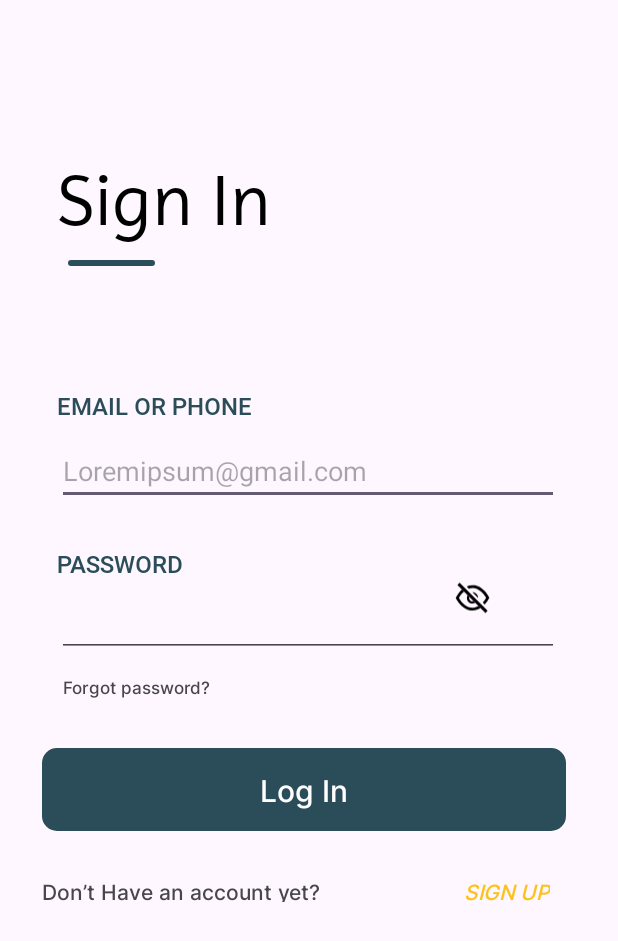
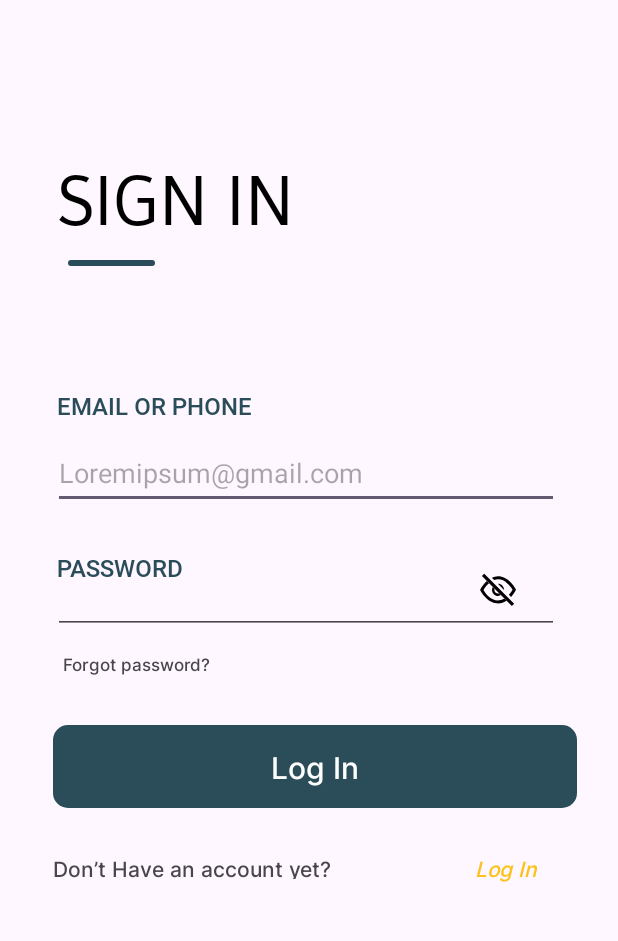
Before and after one commit to HuyHamHoc/CarRentalMVVM, an Android app: the screen it shows after launch (SignInActivity), after a tap on "Get Started", on a phone screen of 412 x 824 dp. Shown: the top 941 px of the screen. Run offline under Robolectric (Android 15) with nearby library versions, the phone set to English and light mode, and no system bars.

Commit message:
done splash screen

```diff
--- a/app/build.gradle.kts
+++ b/app/build.gradle.kts
@@ -41,7 +41,6 @@ android {
 
 dependencies {
 
-    implementation("androidx.core:core-splashscreen:1.0.1")
     implementation("androidx.core:core-ktx:1.12.0")
     implementation("androidx.appcompat:appcompat:1.6.1")
     implementation("com.google.android.material:material:1.11.0")
--- a/app/src/main/java/com/carrentalapp/mvvm/activity/SignUpActivity.kt
+++ b/app/src/main/java/com/carrentalapp/mvvm/activity/SignUpActivity.kt
@@ -61,8 +61,6 @@ class SignUpActivity : AppCompatActivity() {
                     binding.edtUsername.error = "Chỉ có thể chứa chữ cái và số"
                 } else if (userInput.length !in 8..20) {
                     binding.edtUsername.error = "Phải dài 8-20 ký tự"
-//                }else if (!android.util.Patterns.EMAIL_ADDRESS.matcher(userInput).matches()) {
-//                    binding.edtUsername.error = "Email không hợp lệ"
                 } else {
                     binding.edtUsername.error = null // Clear error if username is valid
                 }
@@ -96,19 +94,15 @@ class SignUpActivity : AppCompatActivity() {
 
 
         binding.imageViewEye.setOnClickListener {
-            // Toggle password visibility
             val editTextPassword = binding.edtPassword
             val inputType = editTextPassword.inputType
 
-            // If the current input type is textPassword, change it to text to show the password
-            // Otherwise, change it back to textPassword to hide the password
             editTextPassword.inputType = if (inputType == InputType.TYPE_TEXT_VARIATION_PASSWORD) {
                 InputType.TYPE_CLASS_TEXT or InputType.TYPE_TEXT_VARIATION_PASSWORD
             } else {
                 InputType.TYPE_TEXT_VARIATION_PASSWORD
             }
 
-            // Move the cursor to the end of the text
             editTextPassword.setSelection(editTextPassword.text.length)
         }
     }
--- a/app/src/main/java/com/carrentalapp/mvvm/activity/SplashActivity.kt
+++ b/app/src/main/java/com/carrentalapp/mvvm/activity/SplashActivity.kt
@@ -1,24 +1,18 @@
 package com.carrentalapp.mvvm.activity
 
 import android.content.Intent
-import androidx.appcompat.app.AppCompatActivity
 import android.os.Bundle
 import android.os.Handler
-import android.view.View
-import android.view.Window
 import android.view.WindowManager
 import android.view.animation.AnimationUtils
-import androidx.core.splashscreen.SplashScreen.Companion.installSplashScreen
+import androidx.appcompat.app.AppCompatActivity
 import com.carrentalapp.mvvm.R
 import com.carrentalapp.mvvm.databinding.ActivitySplashBinding
-import com.carrentalapp.mvvm.databinding.ActivitySplashSecondBinding
 
 class SplashActivity : AppCompatActivity() {
     private lateinit var binding: ActivitySplashBinding
     override fun onCreate(savedInstanceState: Bundle?) {
         super.onCreate(savedInstanceState)
-//        window.decorView.systemUiVisibility = View.SYSTEM_UI_FLAG_FULLSCREEN
-//        supportActionBar?.hide()
         binding = ActivitySplashBinding.inflate(layoutInflater)
         setContentView(binding.root)
 
@@ -28,9 +22,6 @@ class SplashActivity : AppCompatActivity() {
             WindowManager.LayoutParams.FLAG_FULLSCREEN,
         )
 
-        val sideAnimation = AnimationUtils.loadAnimation(this,R.anim.slide)
-        binding.imgView.startAnimation(sideAnimation)
-
         Handler().postDelayed({
             startActivity(Intent(this,SplashSecondActivity::class.java))
             finish()
--- /dev/null
+++ b/app/src/main/java/com/carrentalapp/mvvm/utils/Constants.kt
@@ -0,0 +1,4 @@
+package com.carrentalapp.mvvm.utils
+
+object Constants {
+}
--- a/app/src/main/res/anim/slide.xml
+++ /dev/null
@@ -1,13 +0,0 @@
-<?xml version="1.0" encoding="utf-8"?>
-<set xmlns:android="http://schemas.android.com/apk/res/android">
-    <translate
-        android:duration="1500"
-        android:fromYDelta="100%"
-        android:toYDelta="0%"
-        android:interpolator="@android:anim/decelerate_interpolator" /> <!-- Sử dụng decelerate_interpolator để tạo hiệu ứng chuyển động chậm dần -->
-
-    <alpha
-        android:duration="1500"
-        android:fromAlpha="0.1"
-        android:toAlpha="1.0" />
-</set>
--- a/app/src/main/res/layout/activity_sign_in.xml
+++ b/app/src/main/res/layout/activity_sign_in.xml
@@ -23,7 +23,7 @@
                 android:layout_marginTop="102dp"
                 android:layout_marginEnd="181dp"
                 android:fontFamily="@font/imprima_regular"
-                android:text="Sign In"
+                android:text="@string/sign_in"
                 android:textColor="@color/black"
                 android:textSize="48sp" />
 
@@ -45,7 +45,7 @@
                     android:layout_marginStart="38dp"
                     android:layout_marginTop="82dp"
                     android:fontFamily="@font/roboto_medium"
-                    android:text="EMAIL OR PHONE"
+                    android:text="@string/email_or_phone"
                     android:textColor="@color/dark_teal"
                     android:textSize="16sp" />
 
@@ -54,10 +54,11 @@
                     android:layout_width="match_parent"
                     android:layout_height="wrap_content"
                     android:layout_below="@+id/tvUsername"
-                    android:layout_marginStart="38dp"
+                    android:layout_marginStart="35dp"
                     android:layout_marginTop="10dp"
                     android:layout_marginEnd="39dp"
-                    android:hint="Loremipsum@gmail.com" />
+                    android:hint="@string/loremipsum_gmail_com"
+                    android:minHeight="48dp" />
 
 
                 <TextView
@@ -68,46 +69,50 @@
                     android:layout_marginStart="38dp"
                     android:layout_marginTop="28dp"
                     android:fontFamily="@font/roboto_medium"
-                    android:text="PASSWORD"
+                    android:text="@string/password"
                     android:textColor="@color/dark_teal"
                     android:textSize="16sp" />
+
+                <FrameLayout
+                    android:layout_width="match_parent"
+                    android:layout_height="wrap_content"
+                    android:layout_marginTop="200dp">
 
                     <EditText
                         android:id="@+id/edtPassword"
                         android:layout_width="match_parent"
                         android:layout_height="wrap_content"
-                    android:layout_below="@+id/tvPassword"
-                    android:layout_marginStart="38dp"
-                    android:layout_marginTop="10dp"
+                        android:layout_marginStart="35dp"
                         android:layout_marginEnd="39dp"
                         android:inputType="textPassword"
-                    android:paddingEnd="20dp" />
+                        tools:ignore="TouchTargetSizeCheck" />
 
                     <ImageView
                         android:id="@+id/imageViewEye"
-                    android:layout_width="30dp"
+                        android:layout_width="wrap_content"
                         android:layout_height="32dp"
-                    android:layout_below="@+id/tvPassword"
                         android:layout_marginStart="300dp"
                         android:src="@drawable/ic_eye" />
+                </FrameLayout>
+
+
+            </RelativeLayout>
 
             <TextView
                 android:layout_width="match_parent"
                 android:layout_height="match_parent"
-                    android:layout_below="@+id/edtPassword"
                 android:layout_marginStart="42dp"
                 android:layout_marginTop="12dp"
                 android:fontFamily="@font/inter_medium"
-                    android:text="Forgot password?"
+                android:text="@string/forgot_password"
                 android:textSize="11sp" />
-            </RelativeLayout>
 
 
             <TextView
                 android:id="@+id/btnLogin"
                 android:layout_width="349dp"
                 android:layout_height="55dp"
-                android:layout_marginStart="28dp"
+                android:layout_marginStart="35dp"
                 android:layout_marginTop="32dp"
                 android:background="@drawable/bg_dark_teal_button"
                 android:fontFamily="@font/inter_medium"
@@ -119,7 +124,6 @@
                 android:textSize="20sp" />
 
 
-
             <LinearLayout
                 android:layout_width="match_parent"
                 android:layout_height="match_parent"
@@ -129,9 +133,9 @@
                 <TextView
                     android:layout_width="201dp"
                     android:layout_height="17dp"
-                    android:layout_marginStart="28dp"
+                    android:layout_marginStart="35dp"
                     android:fontFamily="@font/inter_medium"
-                    android:text="Don’t Have an account yet?" />
+                    android:text="@string/don_t_have_an_account_yet" />
 
                 <TextView
                     android:id="@+id/txtSignup"
@@ -139,7 +143,7 @@
                     android:layout_height="20dp"
                     android:layout_marginStart="80dp"
                     android:fontFamily="@font/inter_medium"
-                    android:text="SIGN UP"
+                    android:text="@string/log_in"
                     android:textColor="@color/golden_rod"
                     android:textStyle="italic" />
             </LinearLayout>
--- a/app/src/main/res/layout/activity_splash.xml
+++ b/app/src/main/res/layout/activity_splash.xml
@@ -11,8 +11,6 @@
         android:layout_width="match_parent"
         android:layout_height="match_parent"
         android:scaleType="centerCrop"
-        android:src="@drawable/bgsplash"
-        tools:layout_editor_absoluteX="-74dp"
-        tools:layout_editor_absoluteY="-147dp" />
+        android:src="@drawable/bgsplash"/>
 
 </androidx.constraintlayout.widget.ConstraintLayout>
--- a/app/src/main/res/values/strings.xml
+++ b/app/src/main/res/values/strings.xml
@@ -1,7 +1,14 @@
 <resources>
     <string name="app_name">CarRentalMVVM</string>
     <string name="log_in">Log In</string>
-    <string name="continue_with_google">Continue With Google</string>
-    <string name="hello_blank_fragment">Hello blank fragment</string>
-    <string name="continue_with_facebook">Continue With Facebook</string>
+    <string name="sign_in">SIGN IN</string>
+    <string name="have_an_account_already">Have an account Already?</string>
+    <string name="password">PASSWORD</string>
+    <string name="loremipsum_gmail_com">Loremipsum@gmail.com</string>
+    <string name="email_or_phone">EMAIL OR PHONE</string>
+    <string name="lorem_ipsum">Lorem Ipsum</string>
+    <string name="full_name">FULL NAME</string>
+    <string name="sign_up">Sign Up</string>
+    <string name="don_t_have_an_account_yet">Don’t Have an account yet?</string>
+    <string name="forgot_password">Forgot password?</string>
 </resources>
```
Also changed, not shown: app/src/main/java/com/carrentalapp/mvvm/activity/SignInActivity.kt (+2 -6 lines), app/src/main/java/com/carrentalapp/mvvm/activity/SplashSecondActivity.kt (+2 -7 lines), app/src/main/res/layout/activity_sign_up.xml (+24 -19 lines). Lines whose indentation alone changed are shown as unchanged.
